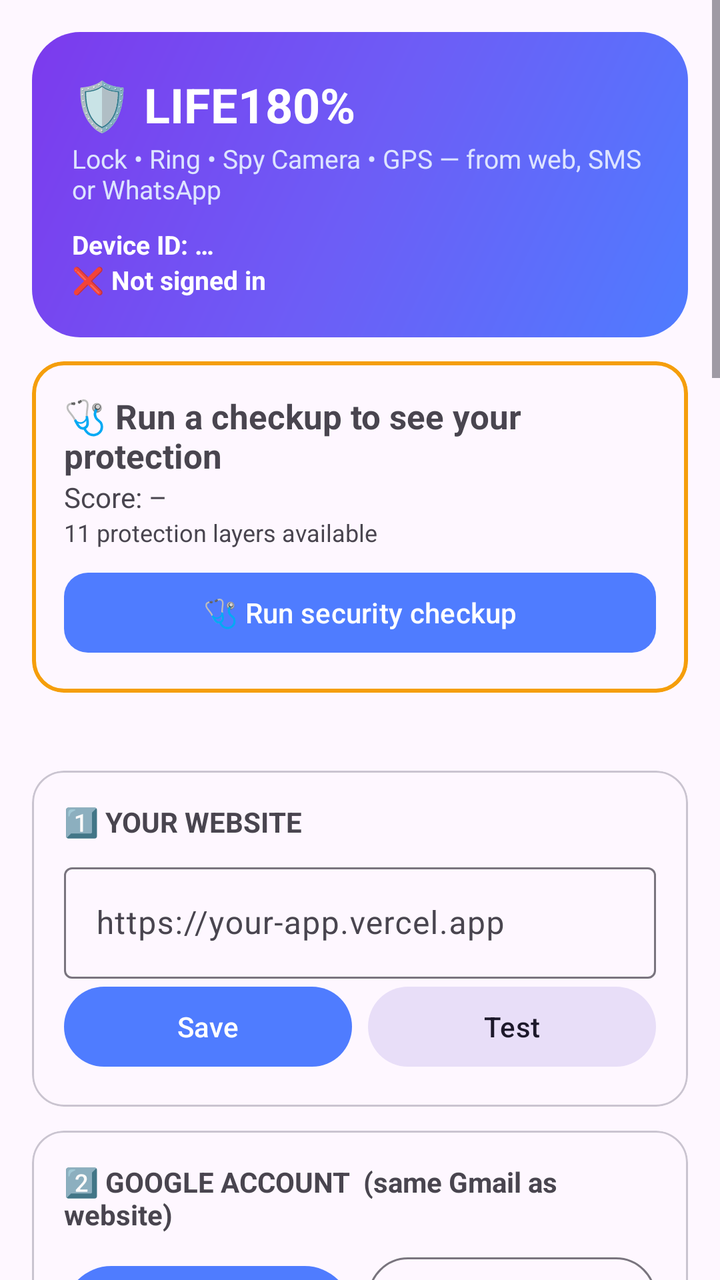
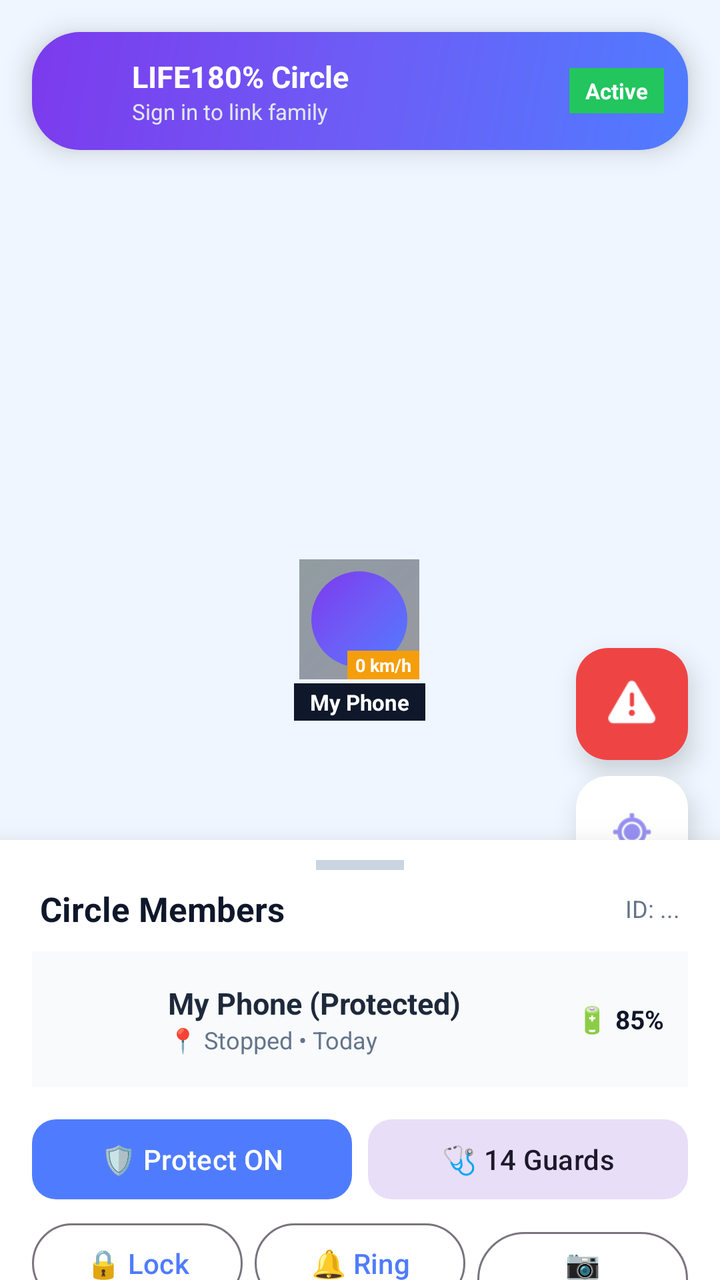

Compare the two renders of this Android layout. The source of the first and the diff that turns it into the second are given below.
<!-- AndroidManifest.xml: application theme Theme.LostDeviceGuard -->
<!-- res/layout/activity_main.xml -->
<?xml version="1.0" encoding="utf-8"?>
<ScrollView xmlns:android="http://schemas.android.com/apk/res/android"
    xmlns:app="http://schemas.android.com/apk/res-auto"
    android:layout_width="match_parent"
    android:layout_height="match_parent"
    android:fillViewport="true">

    <LinearLayout
        android:layout_width="match_parent"
        android:layout_height="wrap_content"
        android:orientation="vertical"
        android:padding="16dp">

        
        <LinearLayout
            android:layout_width="match_parent"
            android:layout_height="wrap_content"
            android:background="@drawable/header_bg"
            android:orientation="vertical"
            android:padding="20dp">

            <TextView
                android:layout_width="wrap_content"
                android:layout_height="wrap_content"
                android:text="🛡️ LIFE180%"
                android:textColor="@android:color/white"
                android:textSize="24sp"
                android:textStyle="bold" />

            <TextView
                android:layout_width="wrap_content"
                android:layout_height="wrap_content"
                android:layout_marginTop="2dp"
                android:text="Lock • Ring • Spy Camera • GPS — from web, SMS or WhatsApp"
                android:textColor="#DDE4FF"
                android:textSize="13sp" />

            <TextView
                android:id="@+id/tvDeviceId"
                android:layout_width="wrap_content"
                android:layout_height="wrap_content"
                android:layout_marginTop="10dp"
                android:text="Device ID: …"
                android:textColor="#FFFFFF"
                android:textSize="13sp"
                android:textStyle="bold" />

            <TextView
                android:id="@+id/tvAccount"
                android:layout_width="wrap_content"
                android:layout_height="wrap_content"
                android:text="❌ Not signed in"
                android:textColor="#FFFFFF"
                android:textSize="13sp"
                android:textStyle="bold" />
        </LinearLayout>

        
        <com.google.android.material.card.MaterialCardView
            android:id="@+id/bannerCard"
            android:layout_width="match_parent"
            android:layout_height="wrap_content"
            android:layout_marginTop="12dp"
            app:cardCornerRadius="16dp"
            app:strokeColor="@color/warning"
            app:strokeWidth="2dp">

            <LinearLayout
                android:layout_width="match_parent"
                android:layout_height="wrap_content"
                android:orientation="vertical"
                android:padding="16dp">

                <TextView
                    android:id="@+id/tvBannerTitle"
                    android:layout_width="wrap_content"
                    android:layout_height="wrap_content"
                    android:text="🩺 Run a checkup to see your protection"
                    android:textSize="17sp"
                    android:textStyle="bold" />

                <TextView
                    android:id="@+id/tvBannerScore"
                    android:layout_width="wrap_content"
                    android:layout_height="wrap_content"
                    android:text="Score: –"
                    android:textSize="14sp" />

                <TextView
                    android:id="@+id/tvBannerSub"
                    android:layout_width="wrap_content"
                    android:layout_height="wrap_content"
                    android:text="11 protection layers available"
                    android:textSize="12sp" />

                <com.google.android.material.button.MaterialButton
                    android:id="@+id/btnCheckup"
                    android:layout_width="match_parent"
                    android:layout_height="wrap_content"
                    android:layout_marginTop="8dp"
                    android:text="🩺 Run security checkup"
                    app:cornerRadius="12dp" />
            </LinearLayout>
        </com.google.android.material.card.MaterialCardView>

        <TextView
            android:id="@+id/tvCheckupScore"
            android:layout_width="wrap_content"
            android:layout_height="wrap_content"
            android:layout_marginTop="8dp"
            android:text=""
            android:textStyle="bold" />

        <LinearLayout
            android:id="@+id/checkupContainer"
            android:layout_width="match_parent"
            android:layout_height="wrap_content"
            android:orientation="vertical" />

        
        <com.google.android.material.card.MaterialCardView
            android:layout_width="match_parent"
            android:layout_height="wrap_content"
            android:layout_marginTop="12dp"
            app:cardCornerRadius="16dp">

            <LinearLayout
                android:layout_width="match_parent"
                android:layout_height="wrap_content"
                android:orientation="vertical"
                android:padding="16dp">

                <TextView
                    android:layout_width="wrap_content"
                    android:layout_height="wrap_content"
                    android:text="1️⃣ YOUR WEBSITE"
                    android:textStyle="bold" />

                <com.google.android.material.textfield.TextInputLayout
                    android:layout_width="match_parent"
                    android:layout_height="wrap_content"
                    android:layout_marginTop="8dp"
                    android:hint="https://your-app.vercel.app"
                    style="@style/Widget.Material3.TextInputLayout.OutlinedBox">

                    <com.google.android.material.textfield.TextInputEditText
                        android:id="@+id/etServer"
                        android:layout_width="match_parent"
                        android:layout_height="wrap_content"
                        android:inputType="textUri" />
                </com.google.android.material.textfield.TextInputLayout>

                <LinearLayout
                    android:layout_width="match_parent"
                    android:layout_height="wrap_content"
                    android:orientation="horizontal">

                    <com.google.android.material.button.MaterialButton
                        android:id="@+id/btnSaveServer"
                        android:layout_width="0dp"
                        android:layout_height="wrap_content"
                        android:layout_marginEnd="4dp"
                        android:layout_weight="1"
                        android:text="Save" />

                    <com.google.android.material.button.MaterialButton
                        android:id="@+id/btnTestServer"
                        android:layout_width="0dp"
                        android:layout_height="wrap_content"
                        android:layout_marginStart="4dp"
                        android:layout_weight="1"
                        android:text="Test"
                        style="@style/Widget.Material3.Button.TonalButton" />
                </LinearLayout>
            </LinearLayout>
        </com.google.android.material.card.MaterialCardView>

        
        <com.google.android.material.card.MaterialCardView
            android:layout_width="match_parent"
            android:layout_height="wrap_content"
            android:layout_marginTop="12dp"
            app:cardCornerRadius="16dp">

            <LinearLayout
                android:layout_width="match_parent"
                android:layout_height="wrap_content"
                android:orientation="vertical"
                android:padding="16dp">

                <TextView
                    android:layout_width="wrap_content"
                    android:layout_height="wrap_content"
                    android:text="2️⃣ GOOGLE ACCOUNT  (same Gmail as website)"
                    android:textStyle="bold" />

                <LinearLayout
                    android:layout_width="match_parent"
                    android:layout_height="wrap_content"
                    android:layout_marginTop="8dp"
                    android:orientation="horizontal">

                    <com.google.android.material.button.MaterialButton
                        android:id="@+id/btnGoogle"
                        android:layout_width="0dp"
                        android:layout_height="wrap_content"
                        android:layout_marginEnd="4dp"
                        android:layout_weight="1"
                        android:text="🔐 Sign in with Google" />

                    <com.google.android.material.button.MaterialButton
                        android:id="@+id/btnSignOut"
                        android:layout_width="0dp"
                        android:layout_height="wrap_content"
                        android:layout_marginStart="4dp"
                        android:layout_weight="1"
                        android:text="Sign out"
                        style="@style/Widget.Material3.Button.OutlinedButton" />
                </LinearLayout>
            </LinearLayout>
        </com.google.android.material.card.MaterialCardView>

        
        <com.google.android.material.card.MaterialCardView
            android:layout_width="match_parent"
            android:layout_height="wrap_content"
            android:layout_marginTop="12dp"
            app:cardCornerRadius="16dp">

            <LinearLayout
                android:layout_width="match_parent"
                android:layout_height="wrap_content"
                android:orientation="vertical"
                android:padding="16dp">

                <TextView
                    android:layout_width="wrap_content"
                    android:layout_height="wrap_content"
                    android:text="3️⃣ DEVICE ADMIN  (lock / wipe power)"
                    android:textStyle="bold" />

                <TextView
                    android:id="@+id/tvAdminStatus"
                    android:layout_width="wrap_content"
                    android:layout_height="wrap_content"
                    android:layout_marginTop="6dp"
                    android:text="❌ Device Admin: OFF" />

                <com.google.android.material.button.MaterialButton
                    android:id="@+id/btnAdmin"
                    android:layout_width="match_parent"
                    android:layout_height="wrap_content"
                    android:layout_marginTop="6dp"
                    android:text="Enable Device Admin" />
            </LinearLayout>
        </com.google.android.material.card.MaterialCardView>

        
        <com.google.android.material.card.MaterialCardView
            android:layout_width="match_parent"
            android:layout_height="wrap_content"
            android:layout_marginTop="12dp"
            app:cardCornerRadius="16dp">

            <LinearLayout
                android:layout_width="match_parent"
                android:layout_height="wrap_content"
                android:orientation="vertical"
                android:padding="16dp">

                <TextView
                    android:layout_width="wrap_content"
                    android:layout_height="wrap_content"
                    android:text="4️⃣ PERMISSIONS"
                    android:textStyle="bold" />

                <TextView android:id="@+id/tvPermSms" android:layout_width="wrap_content" android:layout_height="wrap_content" android:layout_marginTop="8dp" android:text="SMS" />
                <com.google.android.material.button.MaterialButton android:id="@+id/btnPermSms" android:layout_width="match_parent" android:layout_height="wrap_content" android:text="Grant SMS" style="@style/Widget.Material3.Button.TonalButton" />

                <TextView android:id="@+id/tvPermNotif" android:layout_width="wrap_content" android:layout_height="wrap_content" android:layout_marginTop="8dp" android:text="Notif" />
                <com.google.android.material.button.MaterialButton android:id="@+id/btnPermNotif" android:layout_width="match_parent" android:layout_height="wrap_content" android:text="Grant notifications" style="@style/Widget.Material3.Button.TonalButton" />

                <TextView android:id="@+id/tvPermCamera" android:layout_width="wrap_content" android:layout_height="wrap_content" android:layout_marginTop="8dp" android:text="Camera" />
                <com.google.android.material.button.MaterialButton android:id="@+id/btnPermCamera" android:layout_width="match_parent" android:layout_height="wrap_content" android:text="📷 Grant camera (spy photos)" style="@style/Widget.Material3.Button.TonalButton" />

                <TextView android:id="@+id/tvPermLocation" android:layout_width="wrap_content" android:layout_height="wrap_content" android:layout_marginTop="8dp" android:text="Location" />
                <com.google.android.material.button.MaterialButton android:id="@+id/btnPermLocation" android:layout_width="match_parent" android:layout_height="wrap_content" android:text="Grant location" style="@style/Widget.Material3.Button.TonalButton" />

                <TextView android:id="@+id/tvNotifAccess" android:layout_width="wrap_content" android:layout_height="wrap_content" android:layout_marginTop="8dp" android:text="WhatsApp listener" />
                <com.google.android.material.button.MaterialButton android:id="@+id/btnNotifAccess" android:layout_width="match_parent" android:layout_height="wrap_content" android:text="Enable WhatsApp listener" style="@style/Widget.Material3.Button.TonalButton" />

                <TextView android:id="@+id/tvSim" android:layout_width="wrap_content" android:layout_height="wrap_content" android:layout_marginTop="8dp" android:text="SIM" />
                <com.google.android.material.button.MaterialButton android:id="@+id/btnSimSave" android:layout_width="match_parent" android:layout_height="wrap_content" android:text="💾 Save SIM fingerprint" style="@style/Widget.Material3.Button.TonalButton" />

                <TextView android:id="@+id/tvBattery" android:layout_width="wrap_content" android:layout_height="wrap_content" android:layout_marginTop="8dp" android:text="Battery" />
                <com.google.android.material.button.MaterialButton android:id="@+id/btnBattery" android:layout_width="match_parent" android:layout_height="wrap_content" android:text="Disable battery optimisation" style="@style/Widget.Material3.Button.TonalButton" />
            </LinearLayout>
        </com.google.android.material.card.MaterialCardView>

        
        <com.google.android.material.card.MaterialCardView
            android:layout_width="match_parent"
            android:layout_height="wrap_content"
            android:layout_marginTop="12dp"
            app:cardCornerRadius="16dp">

            <LinearLayout
                android:layout_width="match_parent"
                android:layout_height="wrap_content"
                android:orientation="vertical"
                android:padding="16dp">

                <TextView
                    android:layout_width="wrap_content"
                    android:layout_height="wrap_content"
                    android:text="5️⃣ OWNER PIN + SECURITY"
                    android:textStyle="bold" />

                <com.google.android.material.textfield.TextInputLayout android:layout_width="match_parent" android:layout_height="wrap_content" android:layout_marginTop="8dp" android:hint="Owner PIN (e.g. 4821)" style="@style/Widget.Material3.TextInputLayout.OutlinedBox">
                    <com.google.android.material.textfield.TextInputEditText android:id="@+id/etPin" android:layout_width="match_parent" android:layout_height="wrap_content" android:inputType="numberPassword" />
                </com.google.android.material.textfield.TextInputLayout>

                <com.google.android.material.textfield.TextInputLayout android:layout_width="match_parent" android:layout_height="wrap_content" android:layout_marginTop="4dp" android:hint="Trusted SMS number (optional)" style="@style/Widget.Material3.TextInputLayout.OutlinedBox">
                    <com.google.android.material.textfield.TextInputEditText android:id="@+id/etTrusted" android:layout_width="match_parent" android:layout_height="wrap_content" android:inputType="phone" />
                </com.google.android.material.textfield.TextInputLayout>

                <com.google.android.material.textfield.TextInputLayout android:layout_width="match_parent" android:layout_height="wrap_content" android:layout_marginTop="4dp" android:hint="Trusted WhatsApp name (optional)" style="@style/Widget.Material3.TextInputLayout.OutlinedBox">
                    <com.google.android.material.textfield.TextInputEditText android:id="@+id/etWaName" android:layout_width="match_parent" android:layout_height="wrap_content" />
                </com.google.android.material.textfield.TextInputLayout>

                <com.google.android.material.textfield.TextInputLayout android:layout_width="match_parent" android:layout_height="wrap_content" android:layout_marginTop="4dp" android:hint="This phone's own number" style="@style/Widget.Material3.TextInputLayout.OutlinedBox">
                    <com.google.android.material.textfield.TextInputEditText android:id="@+id/etMyNumber" android:layout_width="match_parent" android:layout_height="wrap_content" android:inputType="phone" />
                </com.google.android.material.textfield.TextInputLayout>

                <com.google.android.material.textfield.TextInputLayout android:layout_width="match_parent" android:layout_height="wrap_content" android:layout_marginTop="4dp" android:hint="Lock-screen message for finder" style="@style/Widget.Material3.TextInputLayout.OutlinedBox">
                    <com.google.android.material.textfield.TextInputEditText android:id="@+id/etLockMsg" android:layout_width="match_parent" android:layout_height="wrap_content" />
                </com.google.android.material.textfield.TextInputLayout>

                <com.google.android.material.button.MaterialButton
                    android:id="@+id/btnSaveSecurity"
                    android:layout_width="match_parent"
                    android:layout_height="wrap_content"
                    android:layout_marginTop="6dp"
                    android:text="Save security settings" />
            </LinearLayout>
        </com.google.android.material.card.MaterialCardView>

        
        <com.google.android.material.card.MaterialCardView
            android:layout_width="match_parent"
            android:layout_height="wrap_content"
            android:layout_marginTop="12dp"
            app:cardCornerRadius="16dp">

            <LinearLayout
                android:layout_width="match_parent"
                android:layout_height="wrap_content"
                android:orientation="vertical"
                android:padding="16dp">

                <TextView
                    android:layout_width="wrap_content"
                    android:layout_height="wrap_content"
                    android:text="6️⃣ PROTECTION"
                    android:textStyle="bold" />

                <TextView
                    android:id="@+id/tvProtectStatus"
                    android:layout_width="wrap_content"
                    android:layout_height="wrap_content"
                    android:layout_marginTop="6dp"
                    android:text="Server: …" />

                <LinearLayout
                    android:layout_width="match_parent"
                    android:layout_height="wrap_content"
                    android:layout_marginTop="6dp"
                    android:orientation="horizontal">

                    <com.google.android.material.button.MaterialButton
                        android:id="@+id/btnProtectOn"
                        android:layout_width="0dp"
                        android:layout_height="wrap_content"
                        android:layout_marginEnd="4dp"
                        android:layout_weight="1"
                        android:text="🛡️ ON" />

                    <com.google.android.material.button.MaterialButton
                        android:id="@+id/btnProtectOff"
                        android:layout_width="0dp"
                        android:layout_height="wrap_content"
                        android:layout_marginStart="4dp"
                        android:layout_weight="1"
                        android:text="OFF"
                        style="@style/Widget.Material3.Button.OutlinedButton" />
                </LinearLayout>

                <LinearLayout
                    android:layout_width="match_parent"
                    android:layout_height="wrap_content"
                    android:layout_marginTop="4dp"
                    android:orientation="horizontal">

                    <com.google.android.material.button.MaterialButton
                        android:id="@+id/btnPollNow"
                        android:layout_width="0dp"
                        android:layout_height="wrap_content"
                        android:layout_marginEnd="2dp"
                        android:layout_weight="1"
                        android:text="Poll"
                        style="@style/Widget.Material3.Button.TonalButton" />

                    <com.google.android.material.button.MaterialButton
                        android:id="@+id/btnTestLock"
                        android:layout_width="0dp"
                        android:layout_height="wrap_content"
                        android:layout_marginStart="2dp"
                        android:layout_marginEnd="2dp"
                        android:layout_weight="1"
                        android:text="🔒"
                        style="@style/Widget.Material3.Button.TonalButton" />

                    <com.google.android.material.button.MaterialButton
                        android:id="@+id/btnTestRing"
                        android:layout_width="0dp"
                        android:layout_height="wrap_content"
                        android:layout_marginStart="2dp"
                        android:layout_marginEnd="2dp"
                        android:layout_weight="1"
                        android:text="🔔"
                        style="@style/Widget.Material3.Button.TonalButton" />

                    <com.google.android.material.button.MaterialButton
                        android:id="@+id/btnTestPhoto"
                        android:layout_width="0dp"
                        android:layout_height="wrap_content"
                        android:layout_marginStart="2dp"
                        android:layout_weight="1"
                        android:text="📷"
                        style="@style/Widget.Material3.Button.TonalButton" />
                </LinearLayout>
            </LinearLayout>
        </com.google.android.material.card.MaterialCardView>

        
        <com.google.android.material.card.MaterialCardView
            android:layout_width="match_parent"
            android:layout_height="wrap_content"
            android:layout_marginTop="12dp"
            android:layout_marginBottom="24dp"
            app:cardCornerRadius="16dp">

            <TextView
                android:id="@+id/tvLog"
                android:layout_width="match_parent"
                android:layout_height="wrap_content"
                android:padding="12dp"
                android:text="📋 Log:"
                android:textSize="12sp" />
        </com.google.android.material.card.MaterialCardView>

    </LinearLayout>
</ScrollView>
<!-- resources referenced by this layout -->
<resources>
  <color name="warning">#F59E0B</color>
  <!-- drawable header_bg (drawable) -->
  <?xml version="1.0" encoding="utf-8"?>
  <shape xmlns:android="http://schemas.android.com/apk/res/android" android:shape="rectangle">
      <gradient
          android:angle="135"
          android:startColor="#4F7CFF"
          android:centerColor="#6D5DF6"
          android:endColor="#7C3AED" />
      <corners android:radius="24dp" />
  </shape>
  <style name="Theme.LostDeviceGuard" parent="Theme.Material3.DayNight.NoActionBar">
          <item name="colorPrimary">@color/brand_blue</item>
          <item name="colorOnPrimary">@android:color/white</item>
          <item name="colorSecondary">@color/brand_purple</item>
          <item name="colorTertiary">@color/brand_teal</item>
          <item name="colorError">@color/danger</item>
          <item name="android:statusBarColor">@color/bg_dark</item>
          <item name="android:navigationBarColor">@color/bg_dark</item>
          <item name="android:windowLightStatusBar">false</item>
      </style>
  <color name="brand_blue">#4F7CFF</color>
  <color name="brand_purple">#7C3AED</color>
  <color name="brand_teal">#14B8A6</color>
  <color name="danger">#EF4444</color>
  <color name="bg_dark">#0B1020</color>
</resources>

<!-- the commit's change to res/layout/activity_main.xml (unified diff, before → after) -->
@@ -1,147 +1,392 @@
 <?xml version="1.0" encoding="utf-8"?>
-<ScrollView xmlns:android="http://schemas.android.com/apk/res/android"
+<androidx.coordinatorlayout.widget.CoordinatorLayout xmlns:android="http://schemas.android.com/apk/res/android"
     xmlns:app="http://schemas.android.com/apk/res-auto"
     android:layout_width="match_parent"
     android:layout_height="match_parent"
-    android:fillViewport="true">
-
+    android:background="#F8FAFC">
+
+    
+    <FrameLayout
+        android:id="@+id/mapContainer"
+        android:layout_width="match_parent"
+        android:layout_height="match_parent"
+        android:background="#E2E8F0">
+
+        
+        <View
+            android:layout_width="match_parent"
+            android:layout_height="match_parent"
+            android:background="#EFF6FF" />
+
+        
+        <LinearLayout
+            android:id="@+id/layoutAvatarPin"
+            android:layout_width="wrap_content"
+            android:layout_height="wrap_content"
+            android:layout_gravity="center"
+            android:orientation="vertical"
+            android:gravity="center_horizontal"
+            android:elevation="6dp">
+
+            <FrameLayout
+                android:layout_width="60dp"
+                android:layout_height="60dp">
+
+                
+                <View
+                    android:layout_width="match_parent"
+                    android:layout_height="match_parent"
+                    android:background="@drawable/ring_bg"
+                    android:alpha="0.4" />
+
+                
+                <ImageView
+                    android:id="@+id/ivMemberAvatar"
+                    android:layout_width="48dp"
+                    android:layout_height="48dp"
+                    android:layout_gravity="center"
+                    android:src="@mipmap/ic_launcher_round"
+                    android:background="@drawable/header_bg"
+                    android:padding="2dp" />
+
+                
+                <TextView
+                    android:id="@+id/tvPinSpeed"
+                    android:layout_width="wrap_content"
+                    android:layout_height="wrap_content"
+                    android:layout_gravity="bottom|end"
+                    android:background="#F59E0B"
+                    android:textColor="#FFFFFF"
+                    android:textSize="9sp"
+                    android:textStyle="bold"
+                    android:paddingStart="4dp"
+                    android:paddingEnd="4dp"
+                    android:paddingTop="1dp"
+                    android:paddingBottom="1dp"
+                    android:text="0 km/h" />
+            </FrameLayout>
+
+            <TextView
+                android:id="@+id/tvPinName"
+                android:layout_width="wrap_content"
+                android:layout_height="wrap_content"
+                android:layout_marginTop="2dp"
+                android:background="#0F172A"
+                android:textColor="#FFFFFF"
+                android:textSize="11sp"
+                android:textStyle="bold"
+                android:paddingStart="8dp"
+                android:paddingEnd="8dp"
+                android:paddingTop="2dp"
+                android:paddingBottom="2dp"
+                android:text="My Phone" />
+        </LinearLayout>
+
+        
+        <LinearLayout
+            android:layout_width="match_parent"
+            android:layout_height="wrap_content"
+            android:layout_margin="16dp"
+            android:orientation="horizontal"
+            android:gravity="center_vertical"
+            android:background="@drawable/header_bg"
+            android:padding="12dp"
+            android:elevation="8dp">
+
+            <ImageView
+                android:layout_width="28dp"
+                android:layout_height="28dp"
+                android:src="@mipmap/ic_launcher_round" />
+
+            <LinearLayout
+                android:layout_width="0dp"
+                android:layout_height="wrap_content"
+                android:layout_weight="1"
+                android:layout_marginStart="10dp"
+                android:orientation="vertical">
+
+                <TextView
+                    android:layout_width="wrap_content"
+                    android:layout_height="wrap_content"
+                    android:text="LIFE180% Circle"
+                    android:textColor="#FFFFFF"
+                    android:textSize="15sp"
+                    android:textStyle="bold" />
+
+                <TextView
+                    android:id="@+id/tvAccount"
+                    android:layout_width="wrap_content"
+                    android:layout_height="wrap_content"
+                    android:text="Sign in to link family"
+                    android:textColor="#E2E8F0"
+                    android:textSize="11sp" />
+            </LinearLayout>
+
+            <TextView
+                android:id="@+id/tvProtectStatus"
+                android:layout_width="wrap_content"
+                android:layout_height="wrap_content"
+                android:background="#22C55E"
+                android:textColor="#FFFFFF"
+                android:textSize="11sp"
+                android:textStyle="bold"
+                android:paddingStart="8dp"
+                android:paddingEnd="8dp"
+                android:paddingTop="4dp"
+                android:paddingBottom="4dp"
+                android:text="Active" />
+        </LinearLayout>
+
+        
+        <com.google.android.material.floatingactionbutton.FloatingActionButton
+            android:id="@+id/fabSos"
+            android:layout_width="wrap_content"
+            android:layout_height="wrap_content"
+            android:layout_gravity="end|bottom"
+            android:layout_marginEnd="16dp"
+            android:layout_marginBottom="260dp"
+            android:backgroundTint="#EF4444"
+            app:tint="#FFFFFF"
+            app:srcCompat="@android:drawable/ic_dialog_alert"
+            app:elevation="8dp" />
+
+        
+        <com.google.android.material.floatingactionbutton.FloatingActionButton
+            android:id="@+id/fabRecenter"
+            android:layout_width="wrap_content"
+            android:layout_height="wrap_content"
+            android:layout_gravity="end|bottom"
+            android:layout_marginEnd="16dp"
+            android:layout_marginBottom="196dp"
+            android:backgroundTint="#FFFFFF"
+            app:tint="#4F46E5"
+            app:srcCompat="@android:drawable/ic_menu_mylocation"
+            app:elevation="8dp" />
+    </FrameLayout>
+
+    
     <LinearLayout
+        android:id="@+id/bottomSheet"
         android:layout_width="match_parent"
         android:layout_height="wrap_content"
         android:orientation="vertical"
-        android:padding="16dp">
+        android:background="#FFFFFF"
+        android:elevation="16dp"
+        app:behavior_peekHeight="220dp"
+        app:behavior_hideable="false"
+        app:layout_behavior="com.google.android.material.bottomsheet.BottomSheetBehavior">
+
+        
+        <View
+            android:layout_width="44dp"
+            android:layout_height="5dp"
+            android:layout_gravity="center_horizontal"
+            android:layout_marginTop="10dp"
+            android:layout_marginBottom="8dp"
+            android:background="#CBD5E1" />
 
         
         <LinearLayout
             android:layout_width="match_parent"
             android:layout_height="wrap_content"
-            android:background="@drawable/header_bg"
-            android:orientation="vertical"
-            android:padding="20dp">
+            android:paddingStart="20dp"
+            android:paddingEnd="20dp"
+            android:paddingBottom="10dp"
+            android:orientation="horizontal"
+            android:gravity="center_vertical">
 
             <TextView
-                android:layout_width="wrap_content"
-                android:layout_height="wrap_content"
-                android:text="🛡️ LIFE180%"
-                android:textColor="@android:color/white"
-                android:textSize="24sp"
+                android:layout_width="0dp"
+                android:layout_height="wrap_content"
+                android:layout_weight="1"
+                android:text="Circle Members"
+                android:textColor="#0F172A"
+                android:textSize="17sp"
                 android:textStyle="bold" />
-
-            <TextView
-                android:layout_width="wrap_content"
-                android:layout_height="wrap_content"
-                android:layout_marginTop="2dp"
-                android:text="Lock • Ring • Spy Camera • GPS — from web, SMS or WhatsApp"
-                android:textColor="#DDE4FF"
-                android:textSize="13sp" />
 
             <TextView
                 android:id="@+id/tvDeviceId"
                 android:layout_width="wrap_content"
                 android:layout_height="wrap_content"
-                android:layout_marginTop="10dp"
-                android:text="Device ID: …"
-                android:textColor="#FFFFFF"
-                android:textSize="13sp"
-                android:textStyle="bold" />
+                android:textColor="#64748B"
+                android:textSize="12sp"
+                android:text="ID: ..." />
+        </LinearLayout>
+
+        
+        <LinearLayout
+            android:id="@+id/memberCard"
+            android:layout_width="match_parent"
+            android:layout_height="wrap_content"
+            android:layout_marginStart="16dp"
+            android:layout_marginEnd="16dp"
+            android:background="#F8FAFC"
+            android:padding="12dp"
+            android:orientation="horizontal"
+            android:gravity="center_vertical">
+
+            <ImageView
+                android:layout_width="44dp"
+                android:layout_height="44dp"
+                android:src="@mipmap/ic_launcher_round" />
+
+            <LinearLayout
+                android:layout_width="0dp"
+                android:layout_height="wrap_content"
+                android:layout_weight="1"
+                android:layout_marginStart="12dp"
+                android:orientation="vertical">
+
+                <TextView
+                    android:id="@+id/tvMemberName"
+                    android:layout_width="wrap_content"
+                    android:layout_height="wrap_content"
+                    android:text="My Phone (Protected)"
+                    android:textColor="#1E293B"
+                    android:textSize="15sp"
+                    android:textStyle="bold" />
+
+                <TextView
+                    android:id="@+id/tvMemberStatus"
+                    android:layout_width="wrap_content"
+                    android:layout_height="wrap_content"
+                    android:text="📍 Stopped • Today"
+                    android:textColor="#64748B"
+                    android:textSize="12sp" />
+            </LinearLayout>
 
             <TextView
-                android:id="@+id/tvAccount"
+                android:id="@+id/tvMemberBattery"
                 android:layout_width="wrap_content"
                 android:layout_height="wrap_content"
-                android:text="❌ Not signed in"
-                android:textColor="#FFFFFF"
+                android:text="🔋 85%"
+                android:textColor="#0F172A"
                 android:textSize="13sp"
                 android:textStyle="bold" />
         </LinearLayout>
 
         
-        <com.google.android.material.card.MaterialCardView
-            android:id="@+id/bannerCard"
+        <LinearLayout
             android:layout_width="match_parent"
             android:layout_height="wrap_content"
             android:layout_marginTop="12dp"
-            app:cardCornerRadius="16dp"
-            app:strokeColor="@color/warning"
-            app:strokeWidth="2dp">
+            android:paddingStart="16dp"
+            android:paddingEnd="16dp"
+            android:orientation="horizontal">
+
+            <com.google.android.material.button.MaterialButton
+                android:id="@+id/btnProtectOn"
+                android:layout_width="0dp"
+                android:layout_height="wrap_content"
+                android:layout_weight="1"
+                android:layout_marginEnd="4dp"
+                android:text="🛡️ Protect ON"
+                app:cornerRadius="12dp" />
+
+            <com.google.android.material.button.MaterialButton
+                android:id="@+id/btnCheckup"
+                android:layout_width="0dp"
+                android:layout_height="wrap_content"
+                android:layout_weight="1"
+                android:layout_marginStart="4dp"
+                android:text="🩺 14 Guards"
+                style="@style/Widget.Material3.Button.TonalButton"
+                app:cornerRadius="12dp" />
+        </LinearLayout>
+
+        
+        <LinearLayout
+            android:layout_width="match_parent"
+            android:layout_height="wrap_content"
+            android:paddingStart="16dp"
+            android:paddingEnd="16dp"
+            android:layout_marginTop="4dp"
+            android:orientation="horizontal">
+
+            <com.google.android.material.button.MaterialButton
+                android:id="@+id/btnTestLock"
+                android:layout_width="0dp"
+                android:layout_height="wrap_content"
+                android:layout_weight="1"
+                android:layout_marginEnd="3dp"
+                android:text="🔒 Lock"
+                style="@style/Widget.Material3.Button.OutlinedButton" />
+
+            <com.google.android.material.button.MaterialButton
+                android:id="@+id/btnTestRing"
+                android:layout_width="0dp"
+                android:layout_height="wrap_content"
+                android:layout_weight="1"
+                android:layout_marginStart="3dp"
+                android:layout_marginEnd="3dp"
+                android:text="🔔 Ring"
+                style="@style/Widget.Material3.Button.OutlinedButton" />
+
+            <com.google.android.material.button.MaterialButton
+                android:id="@+id/btnTestPhoto"
+                android:layout_width="0dp"
+                android:layout_height="wrap_content"
+                android:layout_weight="1"
+                android:layout_marginStart="3dp"
+                android:text="📷 Photo"
+                style="@style/Widget.Material3.Button.OutlinedButton" />
+        </LinearLayout>
+
+        
+        <ScrollView
+            android:layout_width="match_parent"
+            android:layout_height="240dp"
+            android:padding="16dp">
 
             <LinearLayout
                 android:layout_width="match_parent"
                 android:layout_height="wrap_content"
-                android:orientation="vertical"
-                android:padding="16dp">
+                android:orientation="vertical">
 
                 <TextView
                     android:id="@+id/tvBannerTitle"
                     android:layout_width="wrap_content"
                     android:layout_height="wrap_content"
-                    android:text="🩺 Run a checkup to see your protection"
-                    android:textSize="17sp"
-                    android:textStyle="bold" />
+                    android:text="Circle Health Status"
+                    android:textStyle="bold"
+                    android:textSize="14sp" />
 
                 <TextView
                     android:id="@+id/tvBannerScore"
                     android:layout_width="wrap_content"
                     android:layout_height="wrap_content"
-                    android:text="Score: –"
-                    android:textSize="14sp" />
+                    android:text="All 14 protections active"
+                    android:textSize="12sp"
+                    android:textColor="#64748B" />
 
                 <TextView
                     android:id="@+id/tvBannerSub"
                     android:layout_width="wrap_content"
                     android:layout_height="wrap_content"
-                    android:text="11 protection layers available"
-                    android:textSize="12sp" />
-
-                <com.google.android.material.button.MaterialButton
-                    android:id="@+id/btnCheckup"
+                    android:layout_marginTop="2dp"
+                    android:text="Ready for real-time family location tracking and remote defense."
+                    android:textSize="11sp"
+                    android:textColor="#94A3B8" />
+
+                <LinearLayout
+                    android:id="@+id/checkupContainer"
                     android:layout_width="match_parent"
                     android:layout_height="wrap_content"
                     android:layout_marginTop="8dp"
-                    android:text="🩺 Run security checkup"
-                    app:cornerRadius="12dp" />
-            </LinearLayout>
-        </com.google.android.material.card.MaterialCardView>
-
-        <TextView
-            android:id="@+id/tvCheckupScore"
-            android:layout_width="wrap_content"
-            android:layout_height="wrap_content"
-            android:layout_marginTop="8dp"
-            android:text=""
-            android:textStyle="bold" />
-
-        <LinearLayout
-            android:id="@+id/checkupContainer"
-            android:layout_width="match_parent"
-            android:layout_height="wrap_content"
-            android:orientation="vertical" />
-
-        
-        <com.google.android.material.card.MaterialCardView
-            android:layout_width="match_parent"
-            android:layout_height="wrap_content"
-            android:layout_marginTop="12dp"
-            app:cardCornerRadius="16dp">
-
-            <LinearLayout
-                android:layout_width="match_parent"
-                android:layout_height="wrap_content"
-                android:orientation="vertical"
-                android:padding="16dp">
-
-                <TextView
-                    android:layout_width="wrap_content"
-                    android:layout_height="wrap_content"
-                    android:text="1️⃣ YOUR WEBSITE"
-                    android:textStyle="bold" />
-
+                    android:orientation="vertical" />
+
+                <TextView
+                    android:id="@+id/tvCheckupScore"
+                    android:layout_width="wrap_content"
+                    android:layout_height="wrap_content"
+                    android:visibility="gone" />
+
+                
                 <com.google.android.material.textfield.TextInputLayout
                     android:layout_width="match_parent"
                     android:layout_height="wrap_content"
-                    android:layout_marginTop="8dp"
-                    android:hint="https://your-app.vercel.app"
-                    style="@style/Widget.Material3.TextInputLayout.OutlinedBox">
+                    android:layout_marginTop="12dp"
+                    android:hint="Vercel Cloud Server URL">
 
                     <com.google.android.material.textfield.TextInputEditText
                         android:id="@+id/etServer"
@@ -153,311 +398,219 @@
                 <LinearLayout
                     android:layout_width="match_parent"
                     android:layout_height="wrap_content"
+                    android:layout_marginTop="6dp"
                     android:orientation="horizontal">
 
                     <com.google.android.material.button.MaterialButton
                         android:id="@+id/btnSaveServer"
                         android:layout_width="0dp"
                         android:layout_height="wrap_content"
+                        android:layout_weight="1"
                         android:layout_marginEnd="4dp"
-                        android:layout_weight="1"
-                        android:text="Save" />
+                        android:text="Save Server" />
 
                     <com.google.android.material.button.MaterialButton
                         android:id="@+id/btnTestServer"
                         android:layout_width="0dp"
                         android:layout_height="wrap_content"
+                        android:layout_weight="1"
                         android:layout_marginStart="4dp"
-                        android:layout_weight="1"
-                        android:text="Test"
+                        android:text="Test Link"
+                        style="@style/Widget.Material3.Button.TonalButton" />
+                </LinearLayout>
+
+                
+                <LinearLayout
+                    android:layout_width="match_parent"
+                    android:layout_height="wrap_content"
+                    android:layout_marginTop="12dp"
+                    android:orientation="horizontal">
+
+                    <com.google.android.material.button.MaterialButton
+                        android:id="@+id/btnGoogle"
+                        android:layout_width="0dp"
+                        android:layout_height="wrap_content"
+                        android:layout_weight="1"
+                        android:layout_marginEnd="4dp"
+                        android:text="Google Sign In" />
+
+                    <com.google.android.material.button.MaterialButton
+                        android:id="@+id/btnSignOut"
+                        android:layout_width="0dp"
+                        android:layout_height="wrap_content"
+                        android:layout_weight="1"
+                        android:layout_marginStart="4dp"
+                        android:text="Sign Out"
+                        style="@style/Widget.Material3.Button.OutlinedButton" />
+                </LinearLayout>
+
+                
+                <TextView
+                    android:id="@+id/tvAdminStatus"
+                    android:layout_width="wrap_content"
+                    android:layout_height="wrap_content"
+                    android:layout_marginTop="10dp"
+                    android:text="Device Admin Status"
+                    android:textSize="12sp" />
+
+                <com.google.android.material.button.MaterialButton
+                    android:id="@+id/btnAdmin"
+                    android:layout_width="match_parent"
+                    android:layout_height="wrap_content"
+                    android:text="Enable Device Admin"
+                    style="@style/Widget.Material3.Button.TonalButton" />
+
+                <LinearLayout
+                    android:layout_width="match_parent"
+                    android:layout_height="wrap_content"
+                    android:layout_marginTop="4dp"
+                    android:orientation="horizontal">
+
+                    <com.google.android.material.button.MaterialButton
+                        android:id="@+id/btnPermLocation"
+                        android:layout_width="0dp"
+                        android:layout_height="wrap_content"
+                        android:layout_weight="1"
+                        android:layout_marginEnd="2dp"
+                        android:text="GPS"
+                        style="@style/Widget.Material3.Button.TonalButton" />
+
+                    <com.google.android.material.button.MaterialButton
+                        android:id="@+id/btnPermCamera"
+                        android:layout_width="0dp"
+                        android:layout_height="wrap_content"
+                        android:layout_weight="1"
+                        android:layout_marginStart="2dp"
+                        android:layout_marginEnd="2dp"
+                        android:text="Camera"
+                        style="@style/Widget.Material3.Button.TonalButton" />
+
+                    <com.google.android.material.button.MaterialButton
+                        android:id="@+id/btnPermSms"
+                        android:layout_width="0dp"
+                        android:layout_height="wrap_content"
+                        android:layout_weight="1"
+                        android:layout_marginStart="2dp"
+                        android:text="SMS"
+                        style="@style/Widget.Material3.Button.TonalButton" />
+                </LinearLayout>
+
+                <LinearLayout
+                    android:layout_width="match_parent"
+                    android:layout_height="wrap_content"
+                    android:layout_marginTop="4dp"
+                    android:orientation="horizontal">
+
+                    <com.google.android.material.button.MaterialButton
+                        android:id="@+id/btnPermNotif"
+                        android:layout_width="0dp"
+                        android:layout_height="wrap_content"
+                        android:layout_weight="1"
+                        android:layout_marginEnd="2dp"
+                        android:text="Notif"
+                        style="@style/Widget.Material3.Button.TonalButton" />
+
+                    <com.google.android.material.button.MaterialButton
+                        android:id="@+id/btnNotifAccess"
+                        android:layout_width="0dp"
+                        android:layout_height="wrap_content"
+                        android:layout_weight="1"
+                        android:layout_marginStart="2dp"
+                        android:layout_marginEnd="2dp"
+                        android:text="WA Listener"
+                        style="@style/Widget.Material3.Button.TonalButton" />
+
+                    <com.google.android.material.button.MaterialButton
+                        android:id="@+id/btnBattery"
+                        android:layout_width="0dp"
+                        android:layout_height="wrap_content"
+                        android:layout_weight="1"
+                        android:layout_marginStart="2dp"
+                        android:text="Battery"
+                        style="@style/Widget.Material3.Button.TonalButton" />
+                </LinearLayout>
+
+                <com.google.android.material.button.MaterialButton
+                    android:id="@+id/btnSimSave"
+                    android:layout_width="match_parent"
+                    android:layout_height="wrap_content"
+                    android:layout_marginTop="4dp"
+                    android:text="💾 Save SIM Fingerprint"
+                    style="@style/Widget.Material3.Button.TonalButton" />
+
+                
+                <com.google.android.material.textfield.TextInputLayout
+                    android:layout_width="match_parent"
+                    android:layout_height="wrap_content"
+                    android:layout_marginTop="8dp"
+                    android:hint="Owner PIN (4-16 digits)">
+
+                    <com.google.android.material.textfield.TextInputEditText
+                        android:id="@+id/etPin"
+                        android:layout_width="match_parent"
+                        android:layout_height="wrap_content"
+                        android:inputType="numberPassword" />
+                </com.google.android.material.textfield.TextInputLayout>
+
+                <com.google.android.material.textfield.TextInputLayout
+                    android:layout_width="match_parent"
+                    android:layout_height="wrap_content"
+                    android:layout_marginTop="4dp"
+                    android:hint="Trusted Emergency Phone Number">
+
+                    <com.google.android.material.textfield.TextInputEditText
+                        android:id="@+id/etTrusted"
+                        android:layout_width="match_parent"
+                        android:layout_height="wrap_content"
+                        android:inputType="phone" />
+                </com.google.android.material.textfield.TextInputLayout>
+
+                <com.google.android.material.textfield.TextInputLayout
+                    android:layout_width="match_parent"
+                    android:layout_height="wrap_content"
+                    android:layout_marginTop="4dp"
+                    android:hint="Lost Screen Message">
+
+                    <com.google.android.material.textfield.TextInputEditText
+                        android:id="@+id/etLockMsg"
+                        android:layout_width="match_parent"
+                        android:layout_height="wrap_content" />
+                </com.google.android.material.textfield.TextInputLayout>
+
+                <com.google.android.material.button.MaterialButton
+                    android:id="@+id/btnSaveSecurity"
+                    android:layout_width="match_parent"
+                    android:layout_height="wrap_content"
+                    android:layout_marginTop="6dp"
+                    android:text="Save Security Settings" />
+
+                
+                <LinearLayout
+                    android:layout_width="match_parent"
+                    android:layout_height="wrap_content"
+                    android:layout_marginTop="8dp"
+                    android:orientation="horizontal">
+
+                    <com.google.android.material.button.MaterialButton
+                        android:id="@+id/btnProtectOff"
+                        android:layout_width="0dp"
+                        android:layout_height="wrap_content"
+                        android:layout_weight="1"
+                        android:layout_marginEnd="4dp"
+                        android:text="Stop Protect"
+                        style="@style/Widget.Material3.Button.OutlinedButton" />
+
+                    <com.google.android.material.button.MaterialButton
+                        android:id="@+id/btnPollNow"
+                        android:layout_width="0dp"
+                        android:layout_height="wrap_content"
+                        android:layout_weight="1"
+                        android:layout_marginStart="4dp"
+                        android:text="Poll Server"
                         style="@style/Widget.Material3.Button.TonalButton" />
                 </LinearLayout>
             </LinearLayout>
-        </com.google.android.material.card.MaterialCardView>
-
-        
-        <com.google.android.material.card.MaterialCardView
-            android:layout_width="match_parent"
-            android:layout_height="wrap_content"
-            android:layout_marginTop="12dp"
-            app:cardCornerRadius="16dp">
-
-            <LinearLayout
-                android:layout_width="match_parent"
-                android:layout_height="wrap_content"
-                android:orientation="vertical"
-                android:padding="16dp">
-
-                <TextView
-                    android:layout_width="wrap_content"
-                    android:layout_height="wrap_content"
-                    android:text="2️⃣ GOOGLE ACCOUNT  (same Gmail as website)"
-                    android:textStyle="bold" />
-
-                <LinearLayout
-                    android:layout_width="match_parent"
-                    android:layout_height="wrap_content"
-                    android:layout_marginTop="8dp"
-                    android:orientation="horizontal">
-
-                    <com.google.android.material.button.MaterialButton
-                        android:id="@+id/btnGoogle"
-                        android:layout_width="0dp"
-                        android:layout_height="wrap_content"
-                        android:layout_marginEnd="4dp"
-                        android:layout_weight="1"
-                        android:text="🔐 Sign in with Google" />
-
-                    <com.google.android.material.button.MaterialButton
-                        android:id="@+id/btnSignOut"
-                        android:layout_width="0dp"
-                        android:layout_height="wrap_content"
-                        android:layout_marginStart="4dp"
-                        android:layout_weight="1"
-                        android:text="Sign out"
-                        style="@style/Widget.Material3.Button.OutlinedButton" />
-                </LinearLayout>
-            </LinearLayout>
-        </com.google.android.material.card.MaterialCardView>
-
-        
-        <com.google.android.material.card.MaterialCardView
-            android:layout_width="match_parent"
-            android:layout_height="wrap_content"
-            android:layout_marginTop="12dp"
-            app:cardCornerRadius="16dp">
-
-            <LinearLayout
-                android:layout_width="match_parent"
-                android:layout_height="wrap_content"
-                android:orientation="vertical"
-                android:padding="16dp">
-
-                <TextView
-                    android:layout_width="wrap_content"
-                    android:layout_height="wrap_content"
-                    android:text="3️⃣ DEVICE ADMIN  (lock / wipe power)"
-                    android:textStyle="bold" />
-
-                <TextView
-                    android:id="@+id/tvAdminStatus"
-                    android:layout_width="wrap_content"
-                    android:layout_height="wrap_content"
-                    android:layout_marginTop="6dp"
-                    android:text="❌ Device Admin: OFF" />
-
-                <com.google.android.material.button.MaterialButton
-                    android:id="@+id/btnAdmin"
-                    android:layout_width="match_parent"
-                    android:layout_height="wrap_content"
-                    android:layout_marginTop="6dp"
-                    android:text="Enable Device Admin" />
-            </LinearLayout>
-        </com.google.android.material.card.MaterialCardView>
-
-        
-        <com.google.android.material.card.MaterialCardView
-            android:layout_width="match_parent"
-            android:layout_height="wrap_content"
-            android:layout_marginTop="12dp"
-            app:cardCornerRadius="16dp">
-
-            <LinearLayout
-                android:layout_width="match_parent"
-                android:layout_height="wrap_content"
-                android:orientation="vertical"
-                android:padding="16dp">
-
-                <TextView
-                    android:layout_width="wrap_content"
-                    android:layout_height="wrap_content"
-                    android:text="4️⃣ PERMISSIONS"
-                    android:textStyle="bold" />
-
-                <TextView android:id="@+id/tvPermSms" android:layout_width="wrap_content" android:layout_height="wrap_content" android:layout_marginTop="8dp" android:text="SMS" />
-                <com.google.android.material.button.MaterialButton android:id="@+id/btnPermSms" android:layout_width="match_parent" android:layout_height="wrap_content" android:text="Grant SMS" style="@style/Widget.Material3.Button.TonalButton" />
-
-                <TextView android:id="@+id/tvPermNotif" android:layout_width="wrap_content" android:layout_height="wrap_content" android:layout_marginTop="8dp" android:text="Notif" />
-                <com.google.android.material.button.MaterialButton android:id="@+id/btnPermNotif" android:layout_width="match_parent" android:layout_height="wrap_content" android:text="Grant notifications" style="@style/Widget.Material3.Button.TonalButton" />
-
-                <TextView android:id="@+id/tvPermCamera" android:layout_width="wrap_content" android:layout_height="wrap_content" android:layout_marginTop="8dp" android:text="Camera" />
-                <com.google.android.material.button.MaterialButton android:id="@+id/btnPermCamera" android:layout_width="match_parent" android:layout_height="wrap_content" android:text="📷 Grant camera (spy photos)" style="@style/Widget.Material3.Button.TonalButton" />
-
-                <TextView android:id="@+id/tvPermLocation" android:layout_width="wrap_content" android:layout_height="wrap_content" android:layout_marginTop="8dp" android:text="Location" />
-                <com.google.android.material.button.MaterialButton android:id="@+id/btnPermLocation" android:layout_width="match_parent" android:layout_height="wrap_content" android:text="Grant location" style="@style/Widget.Material3.Button.TonalButton" />
-
-                <TextView android:id="@+id/tvNotifAccess" android:layout_width="wrap_content" android:layout_height="wrap_content" android:layout_marginTop="8dp" android:text="WhatsApp listener" />
-                <com.google.android.material.button.MaterialButton android:id="@+id/btnNotifAccess" android:layout_width="match_parent" android:layout_height="wrap_content" android:text="Enable WhatsApp listener" style="@style/Widget.Material3.Button.TonalButton" />
-
-                <TextView android:id="@+id/tvSim" android:layout_width="wrap_content" android:layout_height="wrap_content" android:layout_marginTop="8dp" android:text="SIM" />
-                <com.google.android.material.button.MaterialButton android:id="@+id/btnSimSave" android:layout_width="match_parent" android:layout_height="wrap_content" android:text="💾 Save SIM fingerprint" style="@style/Widget.Material3.Button.TonalButton" />
-
-                <TextView android:id="@+id/tvBattery" android:layout_width="wrap_content" android:layout_height="wrap_content" android:layout_marginTop="8dp" android:text="Battery" />
-                <com.google.android.material.button.MaterialButton android:id="@+id/btnBattery" android:layout_width="match_parent" android:layout_height="wrap_content" android:text="Disable battery optimisation" style="@style/Widget.Material3.Button.TonalButton" />
-            </LinearLayout>
-        </com.google.android.material.card.MaterialCardView>
-
-        
-        <com.google.android.material.card.MaterialCardView
-            android:layout_width="match_parent"
-            android:layout_height="wrap_content"
-            android:layout_marginTop="12dp"
-            app:cardCornerRadius="16dp">
-
-            <LinearLayout
-                android:layout_width="match_parent"
-                android:layout_height="wrap_content"
-                android:orientation="vertical"
-                android:padding="16dp">
-
-                <TextView
-                    android:layout_width="wrap_content"
-                    android:layout_height="wrap_content"
-                    android:text="5️⃣ OWNER PIN + SECURITY"
-                    android:textStyle="bold" />
-
-                <com.google.android.material.textfield.TextInputLayout android:layout_width="match_parent" android:layout_height="wrap_content" android:layout_marginTop="8dp" android:hint="Owner PIN (e.g. 4821)" style="@style/Widget.Material3.TextInputLayout.OutlinedBox">
-                    <com.google.android.material.textfield.TextInputEditText android:id="@+id/etPin" android:layout_width="match_parent" android:layout_height="wrap_content" android:inputType="numberPassword" />
-                </com.google.android.material.textfield.TextInputLayout>
-
-                <com.google.android.material.textfield.TextInputLayout android:layout_width="match_parent" android:layout_height="wrap_content" android:layout_marginTop="4dp" android:hint="Trusted SMS number (optional)" style="@style/Widget.Material3.TextInputLayout.OutlinedBox">
-                    <com.google.android.material.textfield.TextInputEditText android:id="@+id/etTrusted" android:layout_width="match_parent" android:layout_height="wrap_content" android:inputType="phone" />
-                </com.google.android.material.textfield.TextInputLayout>
-
-                <com.google.android.material.textfield.TextInputLayout android:layout_width="match_parent" android:layout_height="wrap_content" android:layout_marginTop="4dp" android:hint="Trusted WhatsApp name (optional)" style="@style/Widget.Material3.TextInputLayout.OutlinedBox">
-                    <com.google.android.material.textfield.TextInputEditText android:id="@+id/etWaName" android:layout_width="match_parent" android:layout_height="wrap_content" />
-                </com.google.android.material.textfield.TextInputLayout>
-
-                <com.google.android.material.textfield.TextInputLayout android:layout_width="match_parent" android:layout_height="wrap_content" android:layout_marginTop="4dp" android:hint="This phone's own number" style="@style/Widget.Material3.TextInputLayout.OutlinedBox">
-                    <com.google.android.material.textfield.TextInputEditText android:id="@+id/etMyNumber" android:layout_width="match_parent" android:layout_height="wrap_content" android:inputType="phone" />
-                </com.google.android.material.textfield.TextInputLayout>
-
-                <com.google.android.material.textfield.TextInputLayout android:layout_width="match_parent" android:layout_height="wrap_content" android:layout_marginTop="4dp" android:hint="Lock-screen message for finder" style="@style/Widget.Material3.TextInputLayout.OutlinedBox">
-                    <com.google.android.material.textfield.TextInputEditText android:id="@+id/etLockMsg" android:layout_width="match_parent" android:layout_height="wrap_content" />
-                </com.google.android.material.textfield.TextInputLayout>
-
-                <com.google.android.material.button.MaterialButton
-                    android:id="@+id/btnSaveSecurity"
-                    android:layout_width="match_parent"
-                    android:layout_height="wrap_content"
-                    android:layout_marginTop="6dp"
-                    android:text="Save security settings" />
-            </LinearLayout>
-        </com.google.android.material.card.MaterialCardView>
-
-        
-        <com.google.android.material.card.MaterialCardView
-            android:layout_width="match_parent"
-            android:layout_height="wrap_content"
-            android:layout_marginTop="12dp"
-            app:cardCornerRadius="16dp">
-
-            <LinearLayout
-                android:layout_width="match_parent"
-                android:layout_height="wrap_content"
-                android:orientation="vertical"
-                android:padding="16dp">
-
-                <TextView
-                    android:layout_width="wrap_content"
-                    android:layout_height="wrap_content"
-                    android:text="6️⃣ PROTECTION"
-                    android:textStyle="bold" />
-
-                <TextView
-                    android:id="@+id/tvProtectStatus"
-                    android:layout_width="wrap_content"
-                    android:layout_height="wrap_content"
-                    android:layout_marginTop="6dp"
-                    android:text="Server: …" />
-
-                <LinearLayout
-                    android:layout_width="match_parent"
-                    android:layout_height="wrap_content"
-                    android:layout_marginTop="6dp"
-                    android:orientation="horizontal">
-
-                    <com.google.android.material.button.MaterialButton
-                        android:id="@+id/btnProtectOn"
-                        android:layout_width="0dp"
-                        android:layout_height="wrap_content"
-                        android:layout_marginEnd="4dp"
-                        android:layout_weight="1"
-                        android:text="🛡️ ON" />
-
-                    <com.google.android.material.button.MaterialButton
-                        android:id="@+id/btnProtectOff"
-                        android:layout_width="0dp"
-                        android:layout_height="wrap_content"
-                        android:layout_marginStart="4dp"
-                        android:layout_weight="1"
-                        android:text="OFF"
-                        style="@style/Widget.Material3.Button.OutlinedButton" />
-                </LinearLayout>
-
-                <LinearLayout
-                    android:layout_width="match_parent"
-                    android:layout_height="wrap_content"
-                    android:layout_marginTop="4dp"
-                    android:orientation="horizontal">
-
-                    <com.google.android.material.button.MaterialButton
-                        android:id="@+id/btnPollNow"
-                        android:layout_width="0dp"
-                        android:layout_height="wrap_content"
-                        android:layout_marginEnd="2dp"
-                        android:layout_weight="1"
-                        android:text="Poll"
-                        style="@style/Widget.Material3.Button.TonalButton" />
-
-                    <com.google.android.material.button.MaterialButton
-                        android:id="@+id/btnTestLock"
-                        android:layout_width="0dp"
-                        android:layout_height="wrap_content"
-                        android:layout_marginStart="2dp"
-                        android:layout_marginEnd="2dp"
-                        android:layout_weight="1"
-                        android:text="🔒"
-                        style="@style/Widget.Material3.Button.TonalButton" />
-
-                    <com.google.android.material.button.MaterialButton
-                        android:id="@+id/btnTestRing"
-                        android:layout_width="0dp"
-                        android:layout_height="wrap_content"
-                        android:layout_marginStart="2dp"
-                        android:layout_marginEnd="2dp"
-                        android:layout_weight="1"
-                        android:text="🔔"
-                        style="@style/Widget.Material3.Button.TonalButton" />
-
-                    <com.google.android.material.button.MaterialButton
-                        android:id="@+id/btnTestPhoto"
-                        android:layout_width="0dp"
-                        android:layout_height="wrap_content"
-                        android:layout_marginStart="2dp"
-                        android:layout_weight="1"
-                        android:text="📷"
-                        style="@style/Widget.Material3.Button.TonalButton" />
-                </LinearLayout>
-            </LinearLayout>
-        </com.google.android.material.card.MaterialCardView>
-
-        
-        <com.google.android.material.card.MaterialCardView
-            android:layout_width="match_parent"
-            android:layout_height="wrap_content"
-            android:layout_marginTop="12dp"
-            android:layout_marginBottom="24dp"
-            app:cardCornerRadius="16dp">
-
-            <TextView
-                android:id="@+id/tvLog"
-                android:layout_width="match_parent"
-                android:layout_height="wrap_content"
-                android:padding="12dp"
-                android:text="📋 Log:"
-                android:textSize="12sp" />
-        </com.google.android.material.card.MaterialCardView>
-
+        </ScrollView>
     </LinearLayout>
-</ScrollView>
+
+</androidx.coordinatorlayout.widget.CoordinatorLayout>
<!-- resource entries referenced after the edit -->
@@ -1,6 +1,5 @@
 <!-- resources referenced by this layout -->
 <resources>
-  <color name="warning">#F59E0B</color>
   <!-- drawable header_bg (drawable) -->
   <?xml version="1.0" encoding="utf-8"?>
   <shape xmlns:android="http://schemas.android.com/apk/res/android" android:shape="rectangle">
@@ -11,6 +10,21 @@
           android:endColor="#7C3AED" />
       <corners android:radius="24dp" />
   </shape>
+  <!-- drawable ring_bg (drawable) -->
+  <?xml version="1.0" encoding="utf-8"?>
+  <shape xmlns:android="http://schemas.android.com/apk/res/android" android:shape="rectangle">
+      <gradient
+          android:angle="135"
+          android:startColor="#1A1206"
+          android:centerColor="#0B1020"
+          android:endColor="#061A14" />
+  </shape>
+  <!-- mipmap ic_launcher_round (mipmap-anydpi-v26) -->
+  <?xml version="1.0" encoding="utf-8"?>
+  <adaptive-icon xmlns:android="http://schemas.android.com/apk/res/android">
+      <background android:drawable="@color/ic_launcher_background" />
+      <foreground android:drawable="@mipmap/ic_launcher_round" />
+  </adaptive-icon>
   <style name="Theme.LostDeviceGuard" parent="Theme.Material3.DayNight.NoActionBar">
           <item name="colorPrimary">@color/brand_blue</item>
           <item name="colorOnPrimary">@android:color/white</item>
@@ -21,6 +35,7 @@
           <item name="android:navigationBarColor">@color/bg_dark</item>
           <item name="android:windowLightStatusBar">false</item>
       </style>
+  <color name="ic_launcher_background">#4F7CFF</color>
   <color name="brand_blue">#4F7CFF</color>
   <color name="brand_purple">#7C3AED</color>
   <color name="brand_teal">#14B8A6</color>
